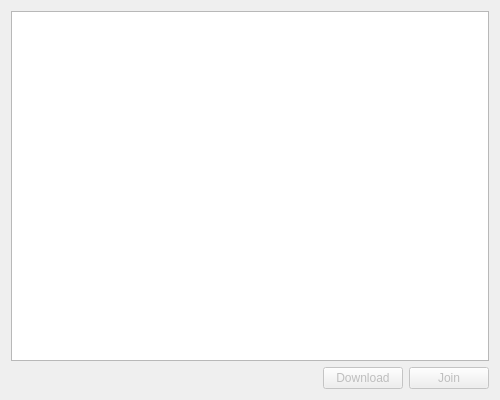
Before: the Qt Designer form ichannellist.ui in daniel-Jones/IdealIRC, drawn with Qt 5.
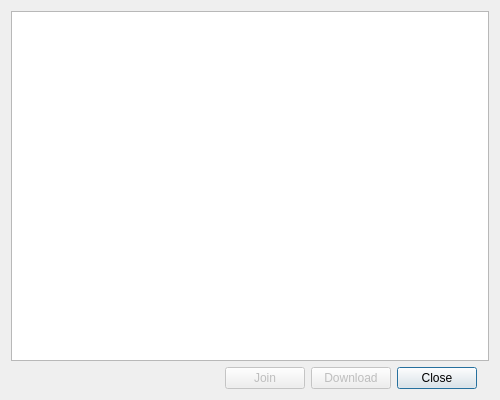
After: the same form once the commit is applied. Icons and pictures are not drawn.

Commit message: Made the server config dialog more sensible, explains what fields are required. Added close buttons to dialogs that can be opened - I use a tiling window manager and have no window decorations (x for close in the corner) and forcing the window to close is not elegant. Added a todo file with things that I want to do.

The edit to the form file:
```diff
--- a/ichannellist.ui
+++ b/ichannellist.ui
@@ -21,7 +21,14 @@
    <bool>false</bool>
   </property>
   <layout class="QGridLayout" name="gridLayout">
-   <item row="1" column="1">
+   <item row="1" column="3">
+    <widget class="QPushButton" name="close_button">
+     <property name="text">
+      <string>Close</string>
+     </property>
+    </widget>
+   </item>
+   <item row="1" column="2">
     <widget class="QPushButton" name="btnDownload">
      <property name="enabled">
       <bool>false</bool>
@@ -44,17 +51,7 @@
      </property>
     </spacer>
    </item>
-   <item row="1" column="2">
-    <widget class="QPushButton" name="btnJoin">
-     <property name="enabled">
-      <bool>false</bool>
-     </property>
-     <property name="text">
-      <string>Join</string>
-     </property>
-    </widget>
-   </item>
-   <item row="0" column="0" colspan="3">
+   <item row="0" column="0" colspan="6">
     <widget class="QTableView" name="chanview">
      <property name="editTriggers">
       <set>QAbstractItemView::NoEditTriggers</set>
@@ -76,6 +73,16 @@
      </attribute>
     </widget>
    </item>
+   <item row="1" column="1">
+    <widget class="QPushButton" name="btnJoin">
+     <property name="enabled">
+      <bool>false</bool>
+     </property>
+     <property name="text">
+      <string>Join</string>
+     </property>
+    </widget>
+   </item>
   </layout>
  </widget>
  <resources>
```
Left out of the diff: 19 changed lines with no effect on the pictures. The commit also changes 12 other files.
